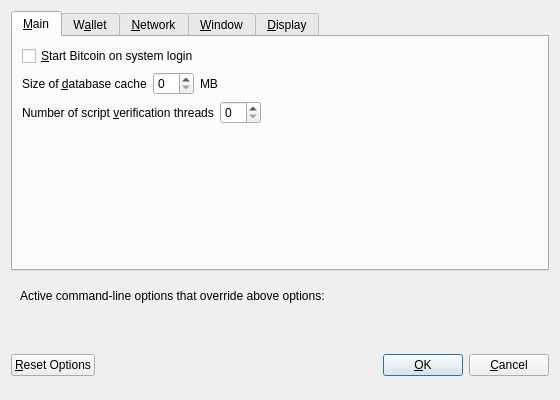
Qt form src/qt/forms/optionsdialog.ui (Anoncoin/anoncoin) before a commit.
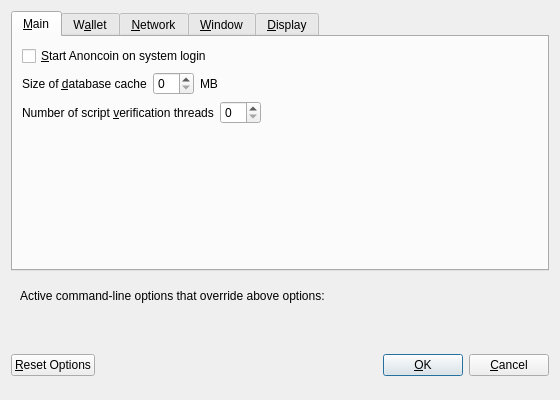
The same form after that commit. Custom widgets are drawn as their Qt base class.

Diff of the .ui file:
```diff
--- a/src/qt/forms/optionsdialog.ui
+++ b/src/qt/forms/optionsdialog.ui
@@ -33,7 +33,7 @@
           <string>Automatically start Bitcoin after logging in to the system.</string>
          </property>
          <property name="text">
-          <string>&amp;Start Bitcoin on system login</string>
+          <string>&amp;Start Anoncoin on system login</string>
          </property>
         </widget>
        </item>
```
Left out of the diff: 14 changed lines with no effect on the pictures.
